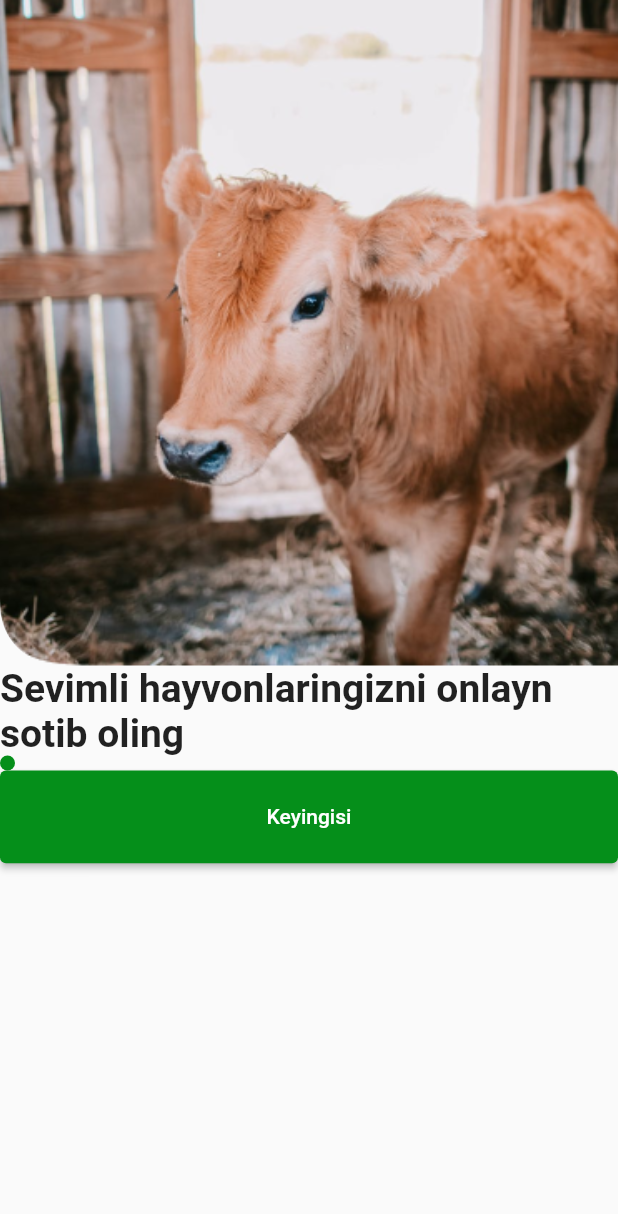
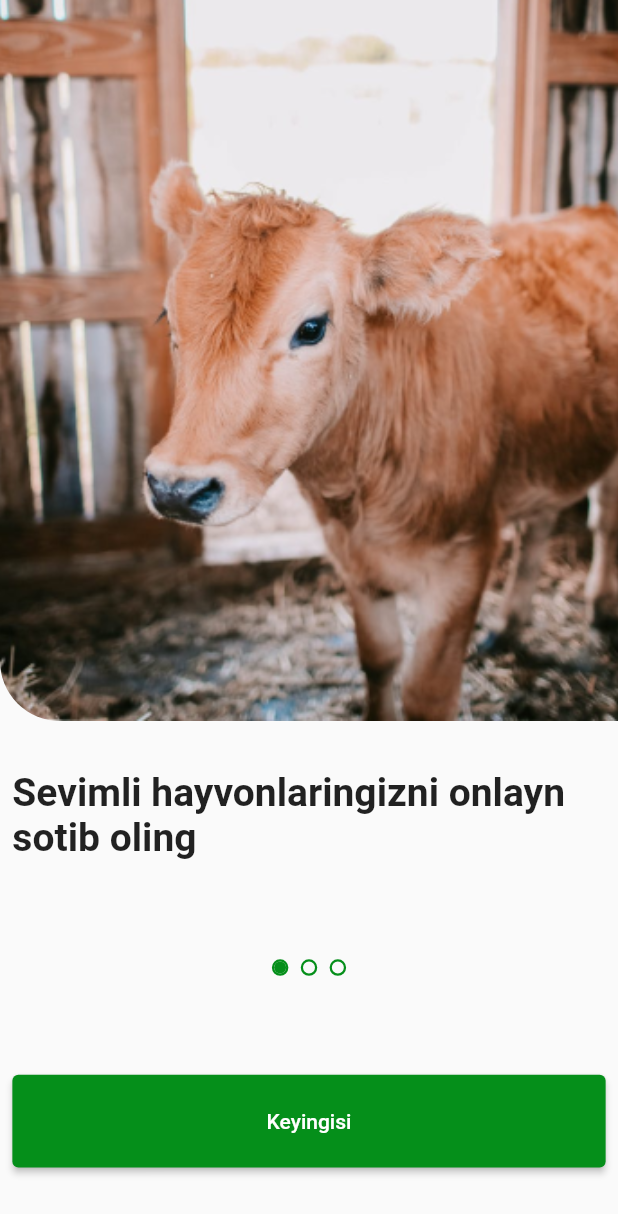
Before and after one commit to BekzodGayratov/Halal, a Flutter app: the screen it shows after launch, after a tap on "Keyingisi", on a phone screen of 412 x 824 dp. Shown: the top 1214 px of the screen. Run offline on Flutter 3.47's test engine with Material 2 defaults, Android fonts, the phone set to English and light mode, and no system bars; our stand-ins replace bloc, flutter_bloc, flutter_svg.

Commit message:
boarding page was completed

```diff
--- a/lib/cubit/boarding_cubit/boarding_cubit.dart
+++ b/lib/cubit/boarding_cubit/boarding_cubit.dart
@@ -1,12 +1,21 @@
 import 'package:bloc/bloc.dart';
+import 'package:flutter/material.dart';
+import 'package:flutter/widgets.dart';
 import 'package:halal/cubit/boarding_cubit/boarding_state.dart';
 
 class BoardingCubit extends Cubit<BoardingState> {
   int index = 0;
+  int currentItemIndex = 0;
+  Color color = const Color(0xff058F1A);
   BoardingCubit() : super(InitialState());
 
   void changeBoarding(int indexAt) {
     index = indexAt;
     emit(BoardingChangeState());
   }
+
+  void changeCurrentItemIndex(int index) {
+    currentItemIndex = index;
+    emit(BoardingChangeState());
+  }
 }
--- a/lib/view/pages/boarding_pages.dart
+++ b/lib/view/pages/boarding_pages.dart
@@ -5,7 +5,6 @@ import 'package:halal/coponents/my_primary_button.dart';
 import 'package:halal/cubit/boarding_cubit/boarding_cubit.dart';
 import 'package:halal/cubit/boarding_cubit/boarding_state.dart';
 import 'package:halal/functions/show_boarding_border.dart';
-import 'package:flutter_bloc/flutter_bloc.dart';
 
 class BoardingPage extends StatefulWidget {
   const BoardingPage({Key? key}) : super(key: key);
@@ -33,7 +32,7 @@ class _BoardingPageState extends State<BoardingPage>
   myScaffold(context) {
     return Scaffold(
         body: BlocBuilder<BoardingCubit, BoardingState>(
-      builder: (ctx, state) => SafeArea(
+      builder: (context, state) => SafeArea(
         child: TabBarView(
           controller: _controller,
           children: List.generate(
@@ -54,9 +53,14 @@ class _BoardingPageState extends State<BoardingPage>
                   ),
                 ),
                 Expanded(
-                  flex: 6,
+                  flex: 5,
+                  child: Padding(
+                    padding: EdgeInsets.symmetric(horizontal: MediaQuery.of(context).size.width *0.02),
                     child: Column(
                       children: [
+                        SizedBox(
+                          height: MediaQuery.of(context).size.height *0.04,
+                        ),
                         SizedBox(
                           width: double.infinity,
                           child: Text(
@@ -67,20 +71,52 @@ class _BoardingPageState extends State<BoardingPage>
                             maxLines: 2,
                           ),
                         ),
-                      Row(
-                        children: List.generate(
-                            3,
-                            (index) => CircleAvatar(
-                                  radius: 5.0,
+                        Padding(
+                          padding: EdgeInsets.symmetric(vertical: MediaQuery.of(context).size.height *0.08),
+                          child: Row(
+                            mainAxisAlignment: MainAxisAlignment.center,
+                            crossAxisAlignment: CrossAxisAlignment.center,
+                            children: List.generate(3, (index) {
+                              context
+                                  .read<BoardingCubit>()
+                                  .changeCurrentItemIndex(index);
+                              return Container(
+                                margin: EdgeInsets.symmetric(horizontal: MediaQuery.of(context).size.width *0.01),
+                                decoration: BoxDecoration(
+                                  border: Border.all(
+                                    width: 1.5,
+                                    color: const Color(0xff058F1A),
+                                  ),
+                                  shape: BoxShape.circle,
+                                ),
+                                child: CircleAvatar(
+                                  radius: 4.0,
                                   backgroundColor:
-                                      ctx.watch<BoardingCubit>().index == index
+                                      context.watch<BoardingCubit>().index ==
+                                              context
+                                                  .watch<BoardingCubit>()
+                                                  .currentItemIndex
                                           ? const Color(0xff058F1A)
                                           : Colors.transparent,
-                                )),
+                                ),
+                              );
+                            }),
+                          ),
                         ),
                         MyPrimaryButton(
-                          child: const Text("Keyingisi"), onPressed: () {})
+                            child: const Text("Keyingisi"),
+                            onPressed: () {
+                              if (_controller!.previousIndex !=1) {
+                                _controller!.index += 1;
+                                context
+                                    .read<BoardingCubit>()
+                                    .changeBoarding(_controller!.index);
+                              } else {
+                                print("Hello");
+                              }
+                            })
                       ],
+                    ),
                   ),
                 ),
               ],
```
Lines whose indentation alone changed are shown as unchanged.
